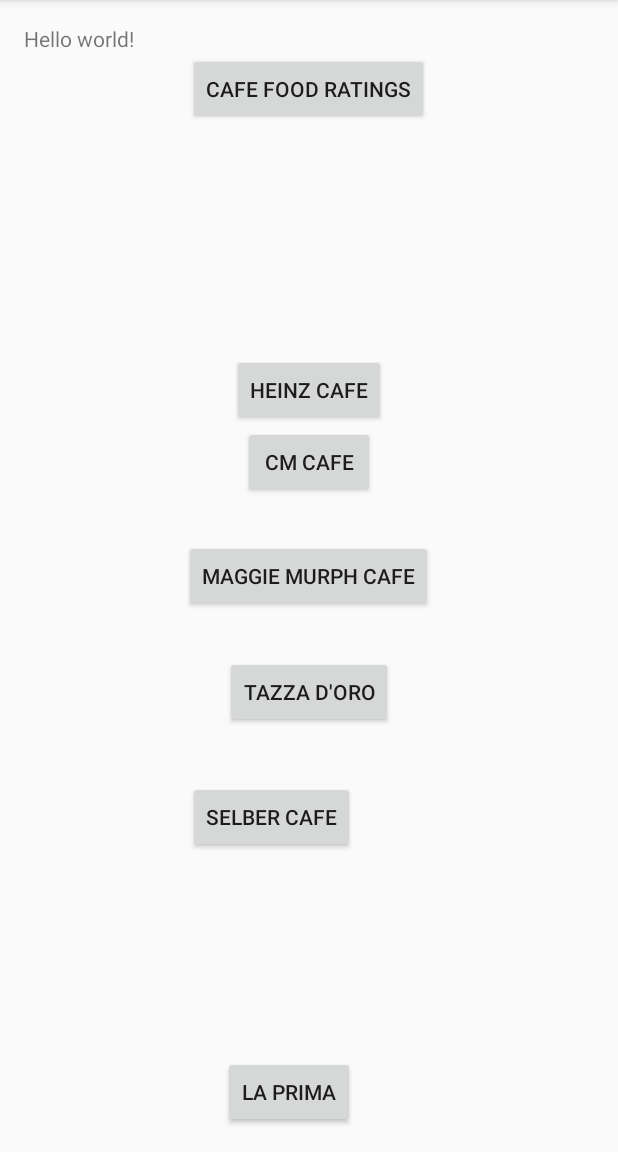
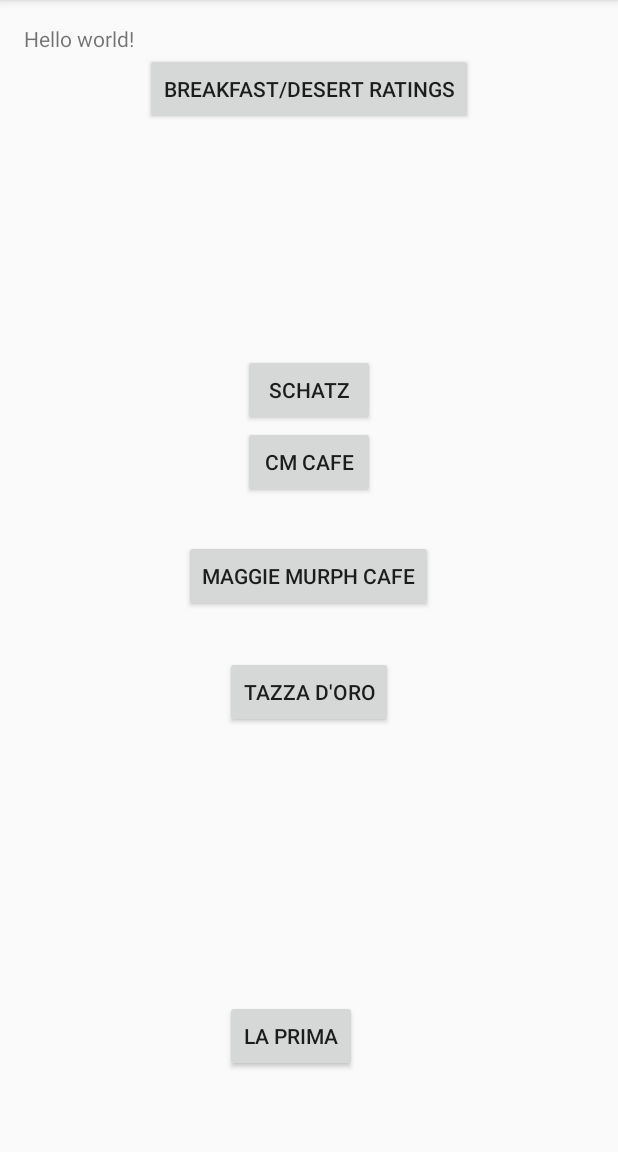
Before and after one commit to dagronlund/tartan-hacks-2016, an Android app: the screen it shows after launch (MainActivity), on a phone screen of 412 x 824 dp, the part 84-1236 px from its top. Run offline under Robolectric (Android 15) with nearby library versions, the phone set to English and light mode, and no system bars.

Commit message:
breakfast/dessert ratings
breakfast/dessert ratings

```diff
--- a/TartanHacksApp/app/src/main/res/layout/activity_main.xml
+++ b/TartanHacksApp/app/src/main/res/layout/activity_main.xml
@@ -12,7 +12,7 @@
     <Button
         android:layout_width="wrap_content"
         android:layout_height="wrap_content"
-        android:text="cm cafe"
+        android:text="CM cafe"
         android:id="@+id/button2"
         android:layout_above="@+id/button5"
         android:layout_centerHorizontal="true"
@@ -29,7 +29,7 @@
     <Button
         android:layout_width="wrap_content"
         android:layout_height="wrap_content"
-        android:text="cafe food ratings"
+        android:text="breakfast/desert ratings"
         android:id="@+id/button"
         android:layout_below="@+id/textView"
         android:layout_centerHorizontal="true" />
@@ -46,26 +46,17 @@
     <Button
         android:layout_width="wrap_content"
         android:layout_height="wrap_content"
-        android:text="selber cafe"
-        android:id="@+id/button4"
-        android:layout_below="@+id/button3"
-        android:layout_alignLeft="@+id/button"
-        android:layout_alignStart="@+id/button"
-        android:layout_marginTop="35dp" />
+        android:text="la prima"
+        android:id="@+id/button6"
+        android:layout_alignParentBottom="true"
+        android:layout_alignLeft="@+id/button3"
+        android:layout_alignStart="@+id/button3"
+        android:layout_marginBottom="37dp" />
 
     <Button
         android:layout_width="wrap_content"
         android:layout_height="wrap_content"
-        android:text="la prima"
-        android:id="@+id/button6"
-        android:layout_alignParentBottom="true"
-        android:layout_alignRight="@+id/button4"
-        android:layout_alignEnd="@+id/button4" />
-
-    <Button
-        android:layout_width="wrap_content"
-        android:layout_height="wrap_content"
-        android:text="heinz cafe"
+        android:text="schatz"
         android:id="@+id/button7"
         android:layout_above="@+id/button2"
         android:layout_centerHorizontal="true" />
```
